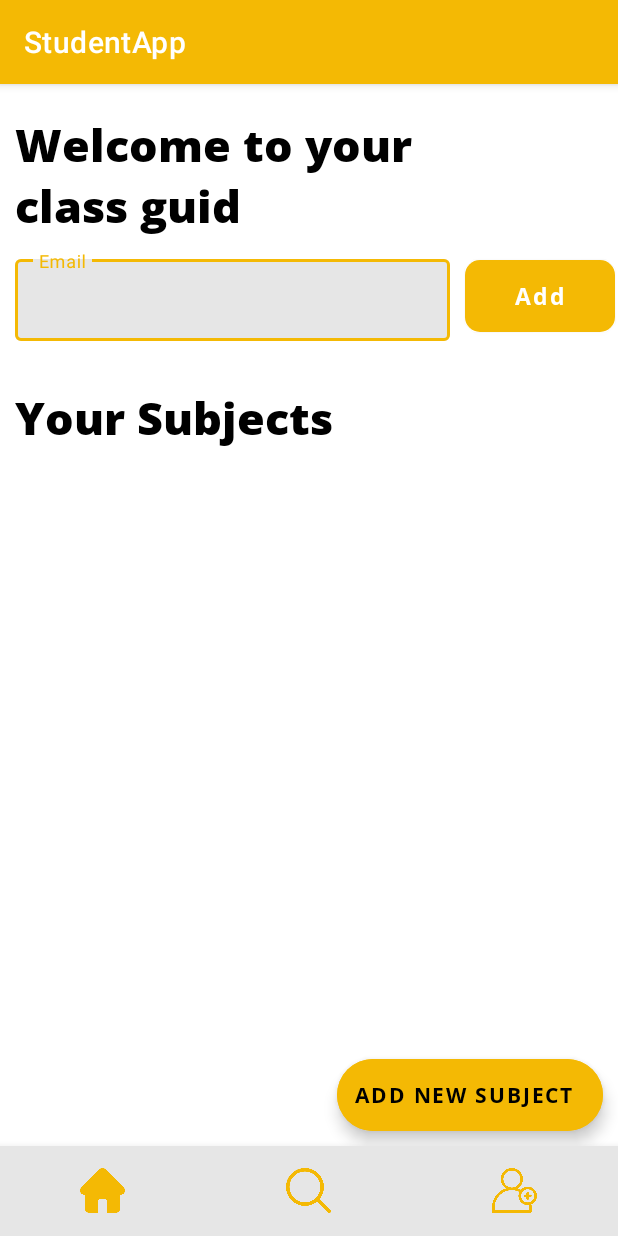
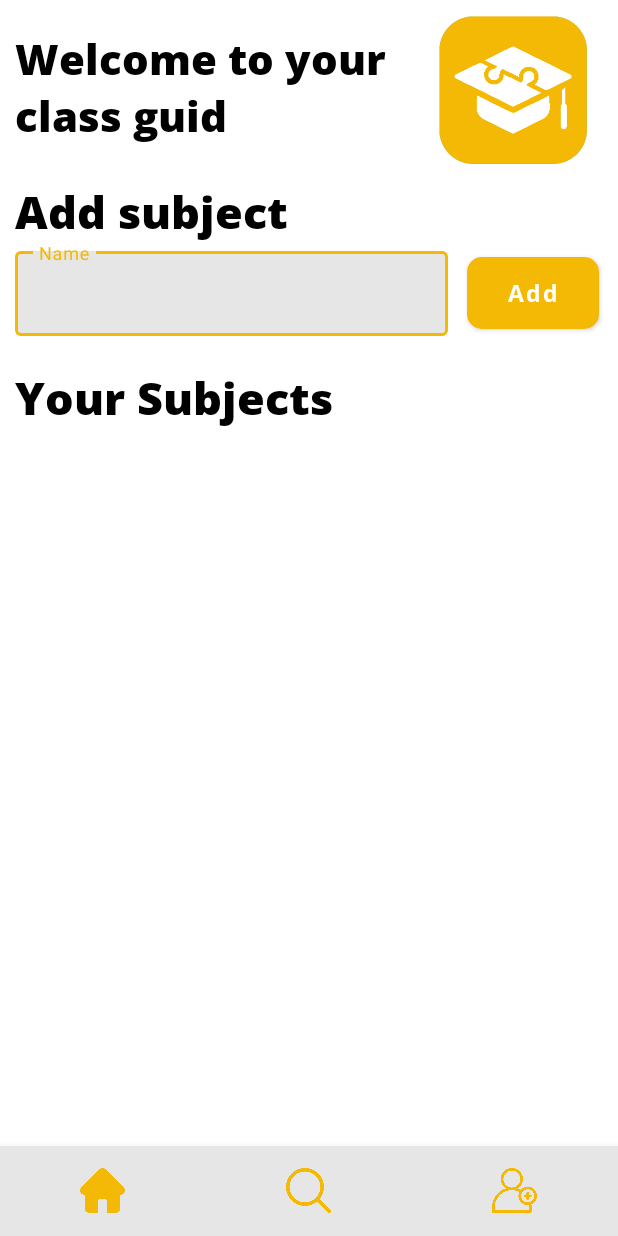
Before and after one commit to Srx03/StudentApp, an Android app: the screen it shows after launch (MainActivity), on a phone screen of 412 x 824 dp. Run offline under Robolectric (Android 15) with nearby library versions, the phone set to English and light mode, and no system bars; our stand-ins replace navigation-ui, sdp/ssp sizes.

Commit message:
home ui/logo

```diff
--- a/app/src/main/AndroidManifest.xml
+++ b/app/src/main/AndroidManifest.xml
@@ -7,9 +7,9 @@
         android:allowBackup="true"
         android:dataExtractionRules="@xml/data_extraction_rules"
         android:fullBackupContent="@xml/backup_rules"
-        android:icon="@mipmap/ic_launcher"
+        android:icon="@drawable/img_logo"
         android:label="@string/app_name"
-        android:roundIcon="@mipmap/ic_launcher_round"
+        android:roundIcon="@drawable/img_logo"
         android:supportsRtl="true"
         android:theme="@style/Theme.StudentApp"
         tools:targetApi="31">
--- a/app/src/main/java/com/example/studentapp/HomeFragment.kt
+++ b/app/src/main/java/com/example/studentapp/HomeFragment.kt
@@ -30,10 +30,6 @@ class HomeFragment : Fragment() {
     override fun onViewCreated(view: View, savedInstanceState: Bundle?) {
         super.onViewCreated(view, savedInstanceState)
 
-        binding.btnAdd.setOnClickListener {
-            findNavController().navigate(R.id.action_homeFragment_to_addStudentFragment)
-        }
-
 
     }
 
--- a/app/src/main/res/layout/fragment_add_student.xml
+++ b/app/src/main/res/layout/fragment_add_student.xml
@@ -147,10 +147,10 @@
             android:layout_marginEnd="@dimen/_10sdp"
             android:elevation="5dp"
             android:hint="Birthday"
-            app:boxStrokeWidth="@dimen/_3sdp"
             android:orientation="vertical"
             android:textColorHint="@color/divider_2"
-            app:boxBackgroundColor="@color/text_primary">
+            app:boxBackgroundColor="@color/text_primary"
+            app:boxStrokeWidth="@dimen/_3sdp">
 
             <com.google.android.material.textfield.TextInputEditText
                 android:id="@+id/birthdayEditText"
--- a/app/src/main/res/layout/fragment_home.xml
+++ b/app/src/main/res/layout/fragment_home.xml
@@ -7,54 +7,78 @@
     android:orientation="vertical"
     tools:context=".HomeFragment">
 
-    <com.google.android.material.floatingactionbutton.ExtendedFloatingActionButton
-        android:id="@+id/btnAdd"
-        android:layout_width="wrap_content"
+    <androidx.constraintlayout.widget.ConstraintLayout
+        android:id="@+id/welcome"
+        android:layout_width="match_parent"
         android:layout_height="wrap_content"
-        android:layout_alignParentEnd="true"
-        android:layout_alignParentBottom="true"
-        android:text="Add new subject"
-        android:fontFamily="@font/opensansnormal"
-        android:backgroundTint="@color/main"
-        app:borderWidth="0dp"
-        android:layout_margin="@dimen/_10sdp" />
+        android:layout_marginTop="@dimen/_10sdp">
+
+        <TextView
+            android:id="@+id/tvWelcome"
+            android:layout_width="0dp"
+            android:layout_height="@dimen/_80sdp"
+            android:fontFamily="@font/opensansbold"
+            android:paddingStart="@dimen/_10sdp"
+            android:text="Welcome to your class guid"
+            android:textColor="@color/black"
+            android:textSize="@dimen/_28sdp"
+            app:layout_constraintBottom_toBottomOf="parent"
+            app:layout_constraintStart_toStartOf="parent"
+            app:layout_constraintTop_toTopOf="parent"
+            app:layout_constraintWidth_default="percent"
+            app:layout_constraintWidth_percent="0.66" />
+
+        <ImageView
+            android:layout_width="@dimen/_100sdp"
+            android:layout_height="@dimen/_100sdp"
+
+            android:src="@drawable/img_logo"
+            app:layout_constraintBottom_toBottomOf="parent"
+            app:layout_constraintEnd_toEndOf="parent"
+            app:layout_constraintStart_toEndOf="@id/tvWelcome"
+            app:layout_constraintTop_toTopOf="parent" />
+
+    </androidx.constraintlayout.widget.ConstraintLayout>
 
 
     <TextView
-        android:id="@+id/welcome"
-        android:layout_width="@dimen/_300sdp"
+        android:id="@+id/tvAddSubject"
+        android:layout_width="wrap_content"
         android:layout_height="wrap_content"
-        android:layout_marginTop="@dimen/_20sdp"
+        android:layout_below="@+id/welcome"
+        android:layout_marginTop="@dimen/_10sdp"
         android:fontFamily="@font/opensansbold"
         android:paddingStart="@dimen/_10sdp"
-        android:text="Welcome to your class guid"
+        android:text="Add subject"
         android:textColor="@color/black"
         android:textSize="@dimen/_30sdp" />
 
 
-    <LinearLayout
+    <androidx.constraintlayout.widget.ConstraintLayout
         android:id="@+id/layoutSubject"
-        android:layout_width="wrap_content"
-        android:layout_height="@dimen/_80sdp"
-        android:layout_below="@+id/welcome"
-        android:orientation="horizontal">
+        android:layout_width="match_parent"
+        android:layout_height="wrap_content"
+        android:layout_below="@+id/tvAddSubject">
+
 
         <com.google.android.material.textfield.TextInputLayout
-            android:id="@+id/subjectInputLayout"
+            android:id="@+id/namelInputLayout"
             style="@style/Widget.MaterialComponents.TextInputLayout.OutlinedBox"
-            android:layout_width="@dimen/_290sdp"
-            android:layout_height="@dimen/_60sdp"
-            android:layout_gravity="center"
+            android:layout_height="wrap_content"
+            android:layout_width="0dp"
             android:layout_marginStart="@dimen/_10sdp"
-            android:layout_marginEnd="@dimen/_10sdp"
-            android:hint="Email"
+            android:hint="Name"
+            app:boxStrokeWidth="@dimen/_3sdp"
             android:orientation="vertical"
             android:textColorHint="@color/divider_2"
             app:boxBackgroundColor="@color/text_primary"
-            app:boxStrokeWidth="@dimen/_3sdp">
+            app:layout_constraintStart_toStartOf="parent"
+            app:layout_constraintTop_toTopOf="parent"
+            app:layout_constraintWidth_default="percent"
+            app:layout_constraintWidth_percent="0.70">
 
             <com.google.android.material.textfield.TextInputEditText
-                android:id="@+id/subjectEditText"
+                android:id="@+id/nameEditText"
                 android:layout_width="match_parent"
                 android:layout_height="wrap_content"
                 android:inputType="text"
@@ -66,20 +90,23 @@
 
         <com.google.android.material.button.MaterialButton
             android:id="@+id/btnAddSubject"
-            android:layout_width="@dimen/_100sdp"
+            android:layout_width="wrap_content"
             android:layout_height="wrap_content"
             android:layout_centerInParent="true"
-            android:layout_gravity="center"
-            android:layout_marginEnd="@dimen/_10sdp"
             android:background="@drawable/btnbackground"
             android:fontFamily="@font/opensansnormal"
             android:text="Add"
             android:textAllCaps="false"
             android:textColor="@color/white"
-            android:textSize="@dimen/_15sdp" />
+            android:textSize="@dimen/_15sdp"
+            android:layout_marginTop="@dimen/_4sdp"
+            app:layout_constraintBottom_toBottomOf="parent"
+            app:layout_constraintEnd_toEndOf="parent"
+            app:layout_constraintStart_toEndOf="@+id/namelInputLayout"
+            app:layout_constraintTop_toTopOf="parent" />
 
 
-    </LinearLayout>
+    </androidx.constraintlayout.widget.ConstraintLayout>
 
 
 
--- a/app/src/main/res/values/themes.xml
+++ b/app/src/main/res/values/themes.xml
@@ -1,9 +1,9 @@
 <resources xmlns:tools="http://schemas.android.com/tools">
     <!-- Base application theme. -->
-    <style name="Theme.StudentApp" parent="Theme.MaterialComponents.DayNight.DarkActionBar">
+    <style name="Theme.StudentApp" parent="Theme.MaterialComponents.DayNight.NoActionBar">
         <!-- Primary brand color. -->
         <item name="colorPrimary">@color/main</item>
-        <item name="colorPrimaryVariant">@color/purple_700</item>
+        <item name="colorPrimaryVariant">@color/main</item>
         <item name="colorOnPrimary">@color/white</item>
         <!-- Secondary brand color. -->
         <item name="colorSecondary">@color/teal_200</item>
```
Also changed, not shown: app/src/main/res/drawable/img_logo.png (added).
